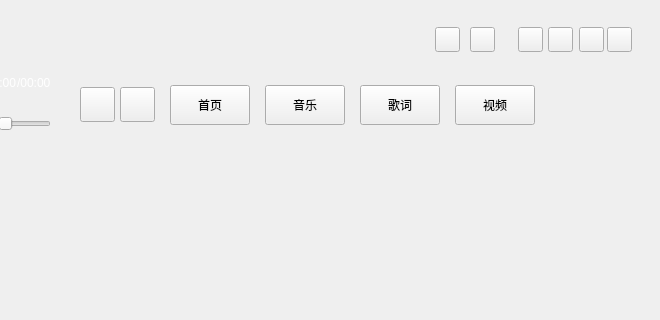
Qt form musicUi/application/musicapplication.ui (Greedysky/TTKMusicPlayer) before a commit; both pictures show x 330 to 990 and y 0 to 320 of the 990 by 660 pixel window.
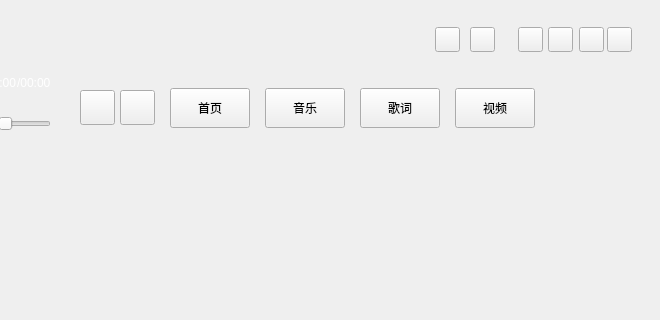
The same form after that commit. Icons and pictures are not drawn. Custom widgets are drawn as their Qt base class.

Diff of the .ui file:
```diff
--- a/musicUi/application/musicapplication.ui
+++ b/musicUi/application/musicapplication.ui
@@ -320,9 +320,9 @@
    <property name="geometry">
     <rect>
      <x>410</x>
-     <y>138</y>
+     <y>144</y>
      <width>521</width>
-     <height>461</height>
+     <height>455</height>
     </rect>
    </property>
    <property name="currentIndex">
@@ -340,7 +340,7 @@
    <property name="geometry">
     <rect>
      <x>595</x>
-     <y>85</y>
+     <y>88</y>
      <width>80</width>
      <height>40</height>
     </rect>
@@ -356,7 +356,7 @@
    <property name="geometry">
     <rect>
      <x>690</x>
-     <y>85</y>
+     <y>88</y>
      <width>80</width>
      <height>40</height>
     </rect>
@@ -372,7 +372,7 @@
    <property name="geometry">
     <rect>
      <x>450</x>
-     <y>87</y>
+     <y>90</y>
      <width>35</width>
      <height>35</height>
     </rect>
@@ -388,7 +388,7 @@
    <property name="geometry">
     <rect>
      <x>500</x>
-     <y>85</y>
+     <y>88</y>
      <width>80</width>
      <height>40</height>
     </rect>
@@ -573,7 +573,7 @@
    <property name="geometry">
     <rect>
      <x>785</x>
-     <y>85</y>
+     <y>88</y>
      <width>80</width>
      <height>40</height>
     </rect>
@@ -725,7 +725,7 @@
    <property name="geometry">
     <rect>
      <x>410</x>
-     <y>87</y>
+     <y>90</y>
      <width>35</width>
      <height>35</height>
     </rect>
```
